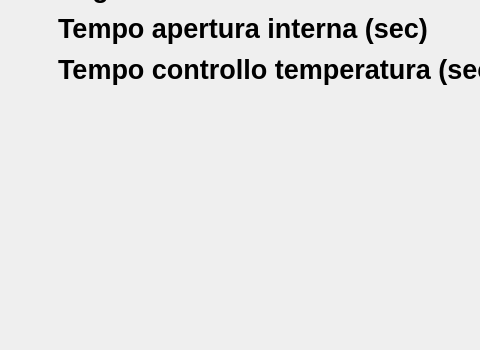
Old version of the form ui/interface.ui in the repository manuelzanaboni/RPi-oven-controller; both pictures show x 0 to 480 and y 250 to 600 of the 1024 by 600 pixel window.
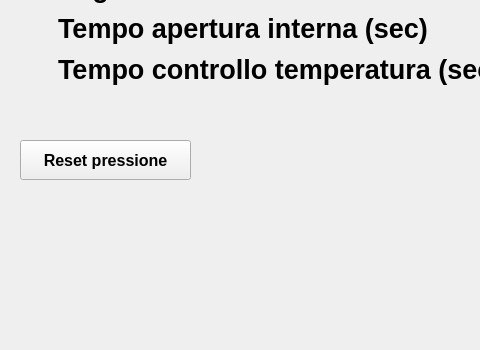
New version of the form. The open tabs and pages were chosen to show the change. Icons and pictures are not drawn.

The edit to the form file:
```diff
--- a/ui/interface.ui
+++ b/ui/interface.ui
@@ -2476,6 +2476,32 @@
        </layout>
       </widget>
      </widget>
+     <widget class="QPushButton" name="settings_resetPressionButton">
+      <property name="geometry">
+       <rect>
+        <x>20</x>
+        <y>390</y>
+        <width>171</width>
+        <height>40</height>
+       </rect>
+      </property>
+      <property name="font">
+       <font>
+        <pointsize>12</pointsize>
+        <weight>75</weight>
+        <bold>true</bold>
+       </font>
+      </property>
+      <property name="focusPolicy">
+       <enum>Qt::NoFocus</enum>
+      </property>
+      <property name="text">
+       <string>Reset pressione</string>
+      </property>
+      <property name="flat">
+       <bool>false</bool>
+      </property>
+     </widget>
     </widget>
    </widget>
   </widget>
```
